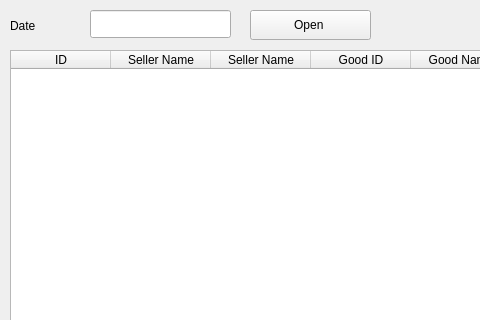
Old version of the form notemanage.ui in the repository libertas/MsgMan; both pictures show x 0 to 480 and y 0 to 320 of the 810 by 594 pixel window.
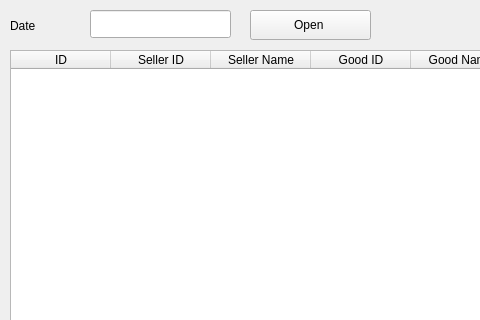
New version of the form.

Patch:
```diff
--- a/notemanage.ui
+++ b/notemanage.ui
@@ -32,7 +32,7 @@
    </column>
    <column>
     <property name="text">
-     <string>Seller Name</string>
+     <string>Seller ID</string>
     </property>
    </column>
    <column>
```
Left out of the diff: 94 changed lines with no effect on the pictures.
